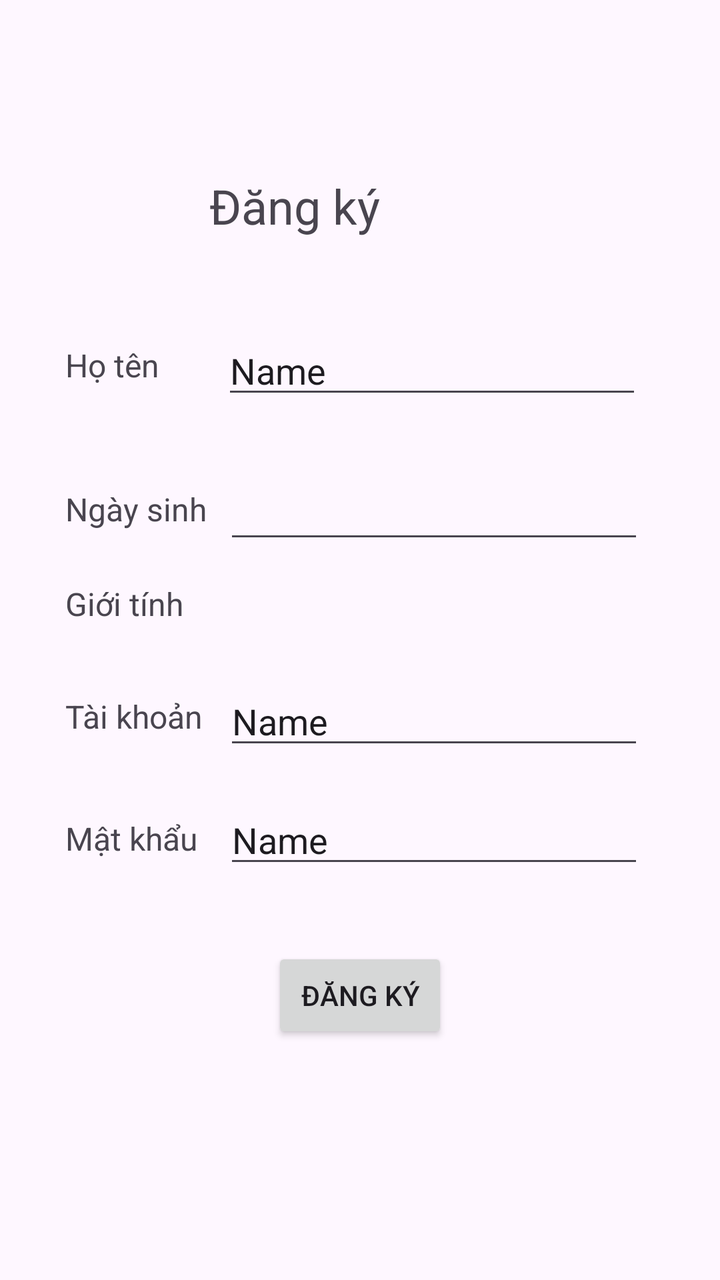
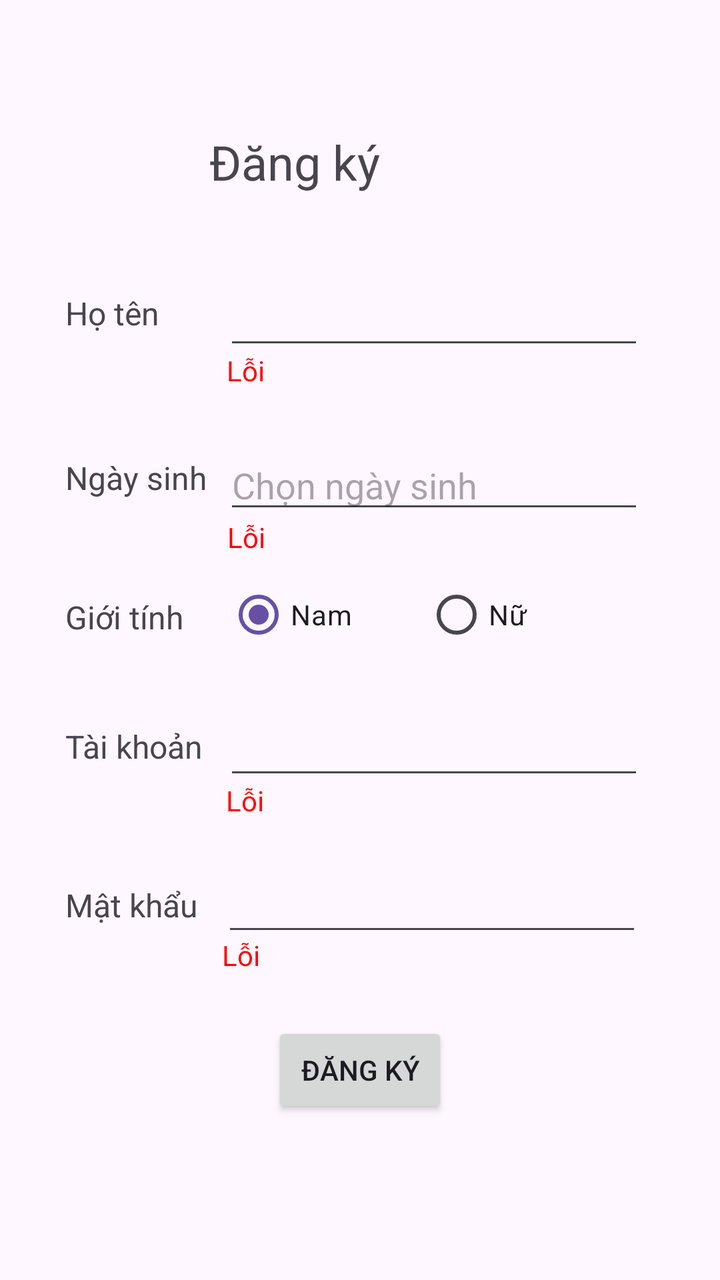

Screens rendered from an Android XML layout before and after an edit, with the pre-edit source and the edit as a unified diff.
<!-- AndroidManifest.xml: application theme Theme.Momentapp -->
<!-- res/layout/fragment_register.xml -->
<?xml version="1.0" encoding="utf-8"?>
<androidx.constraintlayout.widget.ConstraintLayout xmlns:android="http://schemas.android.com/apk/res/android"
    xmlns:app="http://schemas.android.com/apk/res-auto"
    xmlns:tools="http://schemas.android.com/tools"
    android:layout_width="match_parent"
    android:layout_height="match_parent"
    tools:context=".ui.auth.RegisterFragment">

    <TextView
        android:id="@+id/textView4"
        android:layout_width="151dp"
        android:layout_height="42dp"
        android:text="Đăng ký"
        android:textAlignment="center"
        android:textSize="24sp"
        app:layout_constraintBottom_toBottomOf="parent"
        app:layout_constraintEnd_toEndOf="parent"
        app:layout_constraintStart_toStartOf="parent"
        app:layout_constraintTop_toTopOf="parent"
        app:layout_constraintVertical_bias="0.145" />

    <TextView
        android:id="@+id/textView5"
        android:layout_width="91dp"
        android:layout_height="25dp"
        android:text="Họ tên"
        android:textAlignment="textStart"
        android:textSize="16sp"
        app:layout_constraintBottom_toBottomOf="parent"
        app:layout_constraintEnd_toEndOf="parent"
        app:layout_constraintHorizontal_bias="0.121"
        app:layout_constraintStart_toStartOf="parent"
        app:layout_constraintTop_toTopOf="parent"
        app:layout_constraintVertical_bias="0.279" />

    <TextView
        android:id="@+id/textView6"
        android:layout_width="91dp"
        android:layout_height="25dp"
        android:text="Ngày sinh"
        android:textAlignment="textStart"
        android:textSize="16sp"
        app:layout_constraintBottom_toBottomOf="parent"
        app:layout_constraintEnd_toEndOf="parent"
        app:layout_constraintHorizontal_bias="0.121"
        app:layout_constraintStart_toStartOf="parent"
        app:layout_constraintTop_toTopOf="parent"
        app:layout_constraintVertical_bias="0.396" />

    <TextView
        android:id="@+id/textView7"
        android:layout_width="91dp"
        android:layout_height="25dp"
        android:text="Giới tính"
        android:textAlignment="textStart"
        android:textSize="16sp"
        app:layout_constraintBottom_toBottomOf="parent"
        app:layout_constraintEnd_toEndOf="parent"
        app:layout_constraintHorizontal_bias="0.121"
        app:layout_constraintStart_toStartOf="parent"
        app:layout_constraintTop_toTopOf="parent"
        app:layout_constraintVertical_bias="0.473" />

    <TextView
        android:id="@+id/textView8"
        android:layout_width="91dp"
        android:layout_height="25dp"
        android:text="Tài khoản"
        android:textAlignment="textStart"
        android:textSize="16sp"
        app:layout_constraintBottom_toBottomOf="parent"
        app:layout_constraintEnd_toEndOf="parent"
        app:layout_constraintHorizontal_bias="0.121"
        app:layout_constraintStart_toStartOf="parent"
        app:layout_constraintTop_toTopOf="parent"
        app:layout_constraintVertical_bias="0.565" />

    <TextView
        android:id="@+id/textView9"
        android:layout_width="91dp"
        android:layout_height="25dp"
        android:text="Mật khẩu"
        android:textAlignment="textStart"
        android:textSize="16sp"
        app:layout_constraintBottom_toBottomOf="parent"
        app:layout_constraintEnd_toEndOf="parent"
        app:layout_constraintHorizontal_bias="0.121"
        app:layout_constraintStart_toStartOf="parent"
        app:layout_constraintTop_toTopOf="parent"
        app:layout_constraintVertical_bias="0.664" />

    <Button
        android:id="@+id/buttonRegister"
        android:layout_width="wrap_content"
        android:layout_height="wrap_content"
        android:text="Đăng ký"
        app:layout_constraintBottom_toBottomOf="parent"
        app:layout_constraintEnd_toEndOf="parent"
        app:layout_constraintStart_toStartOf="parent"
        app:layout_constraintTop_toTopOf="parent"
        app:layout_constraintVertical_bias="0.8" />

    <EditText
        android:id="@+id/editTextName"
        android:layout_width="wrap_content"
        android:layout_height="wrap_content"
        android:ems="10"
        android:inputType="text"
        android:text="Name"
        app:layout_constraintBottom_toBottomOf="parent"
        app:layout_constraintEnd_toEndOf="parent"
        app:layout_constraintHorizontal_bias="0.741"
        app:layout_constraintStart_toStartOf="parent"
        app:layout_constraintTop_toTopOf="parent"
        app:layout_constraintVertical_bias="0.272" />

    <EditText
        android:id="@+id/editTextUsernameRe"
        android:layout_width="wrap_content"
        android:layout_height="wrap_content"
        android:ems="10"
        android:inputType="text"
        android:text="Name"
        app:layout_constraintBottom_toBottomOf="parent"
        app:layout_constraintEnd_toEndOf="parent"
        app:layout_constraintHorizontal_bias="0.746"
        app:layout_constraintStart_toStartOf="parent"
        app:layout_constraintTop_toTopOf="parent"
        app:layout_constraintVertical_bias="0.565" />

    <EditText
        android:id="@+id/editTextPasswordRe"
        android:layout_width="wrap_content"
        android:layout_height="wrap_content"
        android:ems="10"
        android:inputType="text"
        android:text="Name"
        app:layout_constraintBottom_toBottomOf="parent"
        app:layout_constraintEnd_toEndOf="parent"
        app:layout_constraintHorizontal_bias="0.746"
        app:layout_constraintStart_toStartOf="parent"
        app:layout_constraintTop_toTopOf="parent"
        app:layout_constraintVertical_bias="0.664" />

    <EditText
        android:id="@+id/editTextBirthday"
        android:layout_width="wrap_content"
        android:layout_height="wrap_content"
        android:ems="10"
        android:inputType="date"
        app:layout_constraintBottom_toBottomOf="parent"
        app:layout_constraintEnd_toEndOf="parent"
        app:layout_constraintHorizontal_bias="0.746"
        app:layout_constraintStart_toStartOf="parent"
        app:layout_constraintTop_toTopOf="parent"
        app:layout_constraintVertical_bias="0.393" />

</androidx.constraintlayout.widget.ConstraintLayout>
<!-- resources referenced by this layout -->
<resources>
  <style name="Theme.Momentapp" parent="Base.Theme.Momentapp" />
  <style name="Base.Theme.Momentapp" parent="Theme.Material3.DayNight.NoActionBar">
          
          
      </style>
</resources>

<!-- the commit's change to res/layout/fragment_register.xml (unified diff, before → after) -->
@@ -7,6 +7,19 @@
     tools:context=".ui.auth.RegisterFragment">
 
     <TextView
+        android:id="@+id/textViewBirthdayError"
+        android:layout_width="201dp"
+        android:layout_height="23dp"
+        android:text="Lỗi"
+        android:textColor="#FF0000"
+        app:layout_constraintBottom_toBottomOf="parent"
+        app:layout_constraintEnd_toEndOf="parent"
+        app:layout_constraintHorizontal_bias="0.714"
+        app:layout_constraintStart_toStartOf="parent"
+        app:layout_constraintTop_toTopOf="parent"
+        app:layout_constraintVertical_bias="0.42" />
+
+    <TextView
         android:id="@+id/textView4"
         android:layout_width="151dp"
         android:layout_height="42dp"
@@ -17,7 +30,7 @@
         app:layout_constraintEnd_toEndOf="parent"
         app:layout_constraintStart_toStartOf="parent"
         app:layout_constraintTop_toTopOf="parent"
-        app:layout_constraintVertical_bias="0.145" />
+        app:layout_constraintVertical_bias="0.108" />
 
     <TextView
         android:id="@+id/textView5"
@@ -31,7 +44,7 @@
         app:layout_constraintHorizontal_bias="0.121"
         app:layout_constraintStart_toStartOf="parent"
         app:layout_constraintTop_toTopOf="parent"
-        app:layout_constraintVertical_bias="0.279" />
+        app:layout_constraintVertical_bias="0.237" />
 
     <TextView
         android:id="@+id/textView6"
@@ -45,7 +58,7 @@
         app:layout_constraintHorizontal_bias="0.121"
         app:layout_constraintStart_toStartOf="parent"
         app:layout_constraintTop_toTopOf="parent"
-        app:layout_constraintVertical_bias="0.396" />
+        app:layout_constraintVertical_bias="0.371" />
 
     <TextView
         android:id="@+id/textView7"
@@ -59,7 +72,7 @@
         app:layout_constraintHorizontal_bias="0.121"
         app:layout_constraintStart_toStartOf="parent"
         app:layout_constraintTop_toTopOf="parent"
-        app:layout_constraintVertical_bias="0.473" />
+        app:layout_constraintVertical_bias="0.484" />
 
     <TextView
         android:id="@+id/textView8"
@@ -73,7 +86,7 @@
         app:layout_constraintHorizontal_bias="0.121"
         app:layout_constraintStart_toStartOf="parent"
         app:layout_constraintTop_toTopOf="parent"
-        app:layout_constraintVertical_bias="0.565" />
+        app:layout_constraintVertical_bias="0.589" />
 
     <TextView
         android:id="@+id/textView9"
@@ -87,7 +100,7 @@
         app:layout_constraintHorizontal_bias="0.121"
         app:layout_constraintStart_toStartOf="parent"
         app:layout_constraintTop_toTopOf="parent"
-        app:layout_constraintVertical_bias="0.664" />
+        app:layout_constraintVertical_bias="0.718" />
 
     <Button
         android:id="@+id/buttonRegister"
@@ -98,7 +111,7 @@
         app:layout_constraintEnd_toEndOf="parent"
         app:layout_constraintStart_toStartOf="parent"
         app:layout_constraintTop_toTopOf="parent"
-        app:layout_constraintVertical_bias="0.8" />
+        app:layout_constraintVertical_bias="0.863" />
 
     <EditText
         android:id="@+id/editTextName"
@@ -106,53 +119,126 @@
         android:layout_height="wrap_content"
         android:ems="10"
         android:inputType="text"
-        android:text="Name"
+        app:layout_constraintBottom_toBottomOf="parent"
+        app:layout_constraintEnd_toEndOf="parent"
+        app:layout_constraintHorizontal_bias="0.746"
+        app:layout_constraintStart_toStartOf="parent"
+        app:layout_constraintTop_toTopOf="parent"
+        app:layout_constraintVertical_bias="0.231" />
+
+
+    <EditText
+        android:id="@+id/editTextUsernameRe"
+        android:layout_width="wrap_content"
+        android:layout_height="wrap_content"
+        android:ems="10"
+        android:inputType="text"
+        app:layout_constraintBottom_toBottomOf="parent"
+        app:layout_constraintEnd_toEndOf="parent"
+        app:layout_constraintHorizontal_bias="0.746"
+        app:layout_constraintStart_toStartOf="parent"
+        app:layout_constraintTop_toTopOf="parent"
+        app:layout_constraintVertical_bias="0.59" />
+
+    <EditText
+        android:id="@+id/editTextPasswordRe"
+        android:layout_width="wrap_content"
+        android:layout_height="wrap_content"
+        android:ems="10"
+        android:inputType="text"
         app:layout_constraintBottom_toBottomOf="parent"
         app:layout_constraintEnd_toEndOf="parent"
         app:layout_constraintHorizontal_bias="0.741"
         app:layout_constraintStart_toStartOf="parent"
         app:layout_constraintTop_toTopOf="parent"
-        app:layout_constraintVertical_bias="0.272" />
-
-    <EditText
-        android:id="@+id/editTextUsernameRe"
-        android:layout_width="wrap_content"
-        android:layout_height="wrap_content"
-        android:ems="10"
-        android:inputType="text"
-        android:text="Name"
+        app:layout_constraintVertical_bias="0.721" />
+
+    <EditText
+        android:id="@+id/editTextBirthday"
+        android:layout_width="wrap_content"
+        android:layout_height="wrap_content"
+        android:ems="10"
+        android:focusable="false"
+        android:hint="Chọn ngày sinh"
+        android:inputType="none"
         app:layout_constraintBottom_toBottomOf="parent"
         app:layout_constraintEnd_toEndOf="parent"
         app:layout_constraintHorizontal_bias="0.746"
         app:layout_constraintStart_toStartOf="parent"
         app:layout_constraintTop_toTopOf="parent"
-        app:layout_constraintVertical_bias="0.565" />
-
-    <EditText
-        android:id="@+id/editTextPasswordRe"
-        android:layout_width="wrap_content"
-        android:layout_height="wrap_content"
-        android:ems="10"
-        android:inputType="text"
-        android:text="Name"
-        app:layout_constraintBottom_toBottomOf="parent"
-        app:layout_constraintEnd_toEndOf="parent"
-        app:layout_constraintHorizontal_bias="0.746"
-        app:layout_constraintStart_toStartOf="parent"
-        app:layout_constraintTop_toTopOf="parent"
-        app:layout_constraintVertical_bias="0.664" />
-
-    <EditText
-        android:id="@+id/editTextBirthday"
-        android:layout_width="wrap_content"
-        android:layout_height="wrap_content"
-        android:ems="10"
-        android:inputType="date"
-        app:layout_constraintBottom_toBottomOf="parent"
-        app:layout_constraintEnd_toEndOf="parent"
-        app:layout_constraintHorizontal_bias="0.746"
-        app:layout_constraintStart_toStartOf="parent"
-        app:layout_constraintTop_toTopOf="parent"
-        app:layout_constraintVertical_bias="0.393" />
+        app:layout_constraintVertical_bias="0.368" />
+
+
+    
+
+    <TextView
+        android:id="@+id/textViewNameError"
+        android:layout_width="202dp"
+        android:layout_height="48dp"
+        android:text="Lỗi"
+        app:layout_constraintBottom_toBottomOf="parent"
+        app:layout_constraintEnd_toEndOf="parent"
+        app:layout_constraintHorizontal_bias="0.717"
+        app:layout_constraintStart_toStartOf="parent"
+        app:layout_constraintTop_toTopOf="parent"
+        app:layout_constraintVertical_bias="0.297"
+        android:textColor="#FF0000"
+        />
+
+    <TextView
+        android:id="@+id/textViewUsernameError"
+        android:layout_width="205dp"
+        android:layout_height="41dp"
+        android:text="Lỗi"
+        app:layout_constraintBottom_toBottomOf="parent"
+        app:layout_constraintEnd_toEndOf="parent"
+        app:layout_constraintHorizontal_bias="0.728"
+        app:layout_constraintStart_toStartOf="parent"
+        app:layout_constraintTop_toTopOf="parent"
+        app:layout_constraintVertical_bias="0.652"
+        android:textColor="#FF0000"
+        />
+
+    <TextView
+        android:id="@+id/textViewPasswordError"
+        android:layout_width="215dp"
+        android:layout_height="43dp"
+        android:text="Lỗi"
+        app:layout_constraintBottom_toBottomOf="parent"
+        app:layout_constraintEnd_toEndOf="parent"
+        app:layout_constraintHorizontal_bias="0.765"
+        app:layout_constraintStart_toStartOf="parent"
+        app:layout_constraintTop_toTopOf="parent"
+        app:layout_constraintVertical_bias="0.784"
+        android:textColor="#FF0000"
+        />
+
+    <RadioGroup
+        android:id="@+id/radioGroupSex"
+        android:layout_width="203dp"
+        android:layout_height="48dp"
+        android:layout_marginTop="16dp"
+        android:orientation="horizontal"
+        app:layout_constraintBottom_toBottomOf="parent"
+        app:layout_constraintEnd_toEndOf="parent"
+        app:layout_constraintHorizontal_bias="0.721"
+        app:layout_constraintStart_toStartOf="parent"
+        app:layout_constraintTop_toTopOf="parent"
+        app:layout_constraintVertical_bias="0.464">
+
+        <RadioButton
+            android:id="@+id/radioMale"
+            android:layout_width="99dp"
+            android:layout_height="wrap_content"
+            android:text="Nam"
+            android:checked="true"
+            />
+
+        <RadioButton
+            android:id="@+id/radioFemale"
+            android:layout_width="83dp"
+            android:layout_height="match_parent"
+            android:text="Nữ" />
+    </RadioGroup>
 
 </androidx.constraintlayout.widget.ConstraintLayout>
